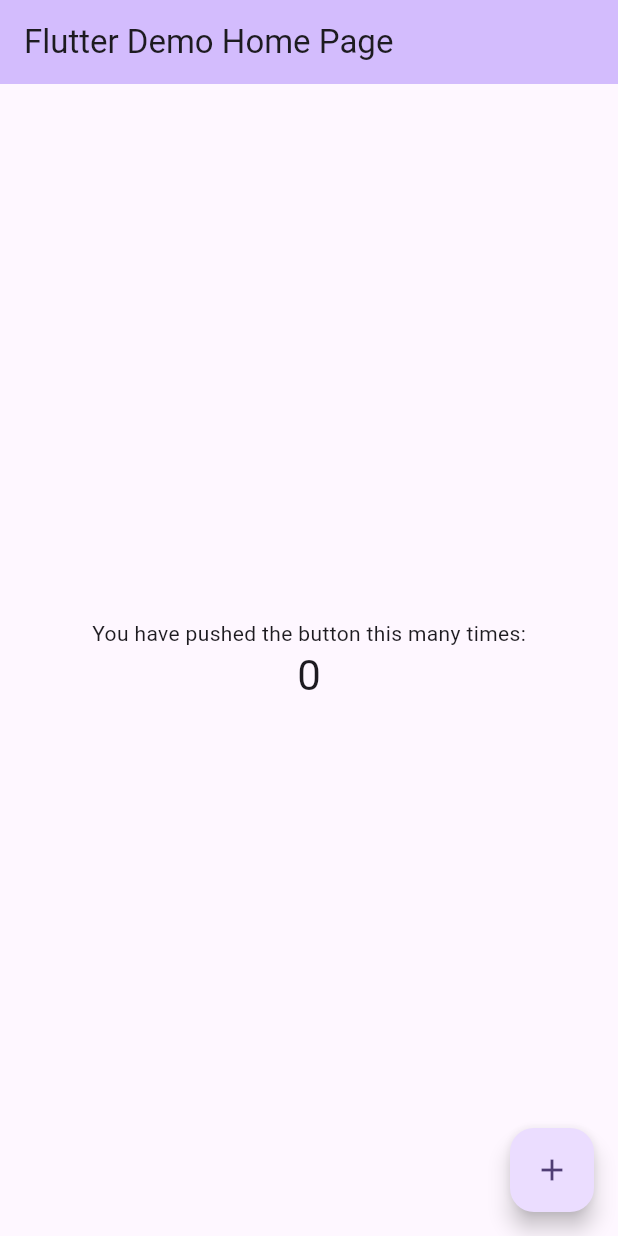
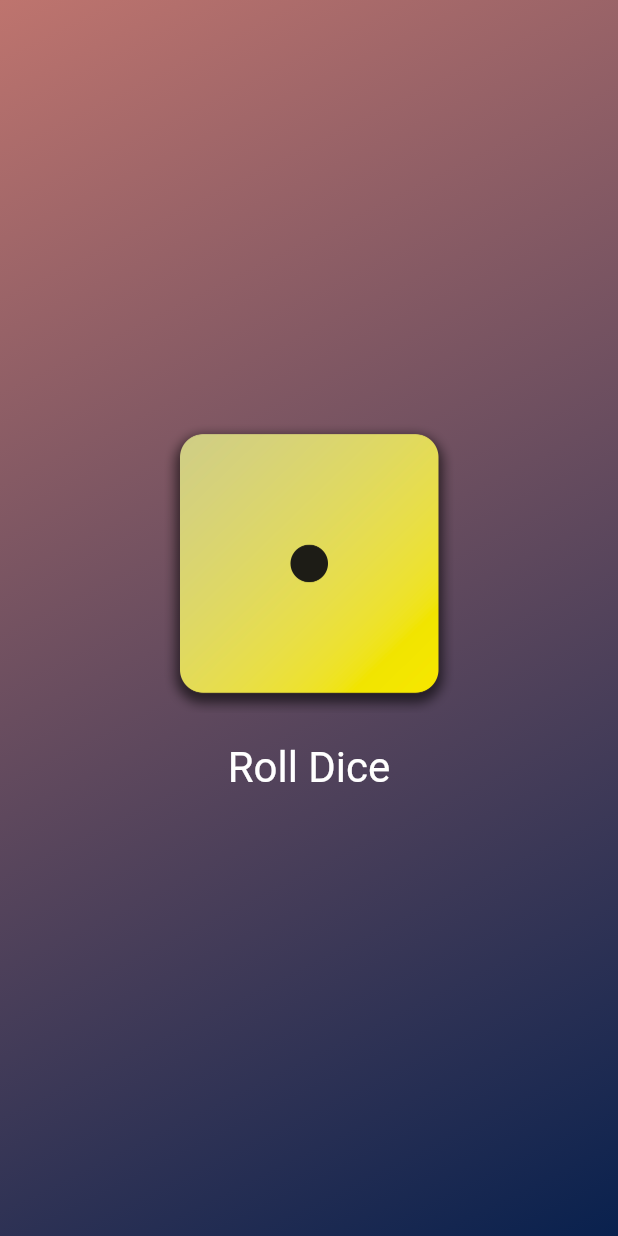
Before and after one commit to philipLakie/Flutter-and-Dart--2025-Guide-Projects, a Flutter app: the screen it shows after launch, on a phone screen of 412 x 824 dp. Run offline on Flutter 3.47's test engine with Material 3 defaults, Android fonts, the phone set to English and light mode, and no system bars.

Commit message:
final changes dice

```diff
--- /dev/null
+++ b/roll_dice_app/lib/dice_roller.dart
@@ -0,0 +1,41 @@
+import 'package:flutter/material.dart';
+import 'dart:math';
+
+final randomizer = Random();
+
+class DiceRoller extends StatefulWidget {
+  const DiceRoller({super.key});
+
+  @override
+  State<DiceRoller> createState() => _DiceRollerState();
+}
+
+class _DiceRollerState extends State<DiceRoller> {
+  var currentDiceRoll = 1;
+  void rollDice() {
+    setState(() {
+      currentDiceRoll = randomizer.nextInt(6) + 1;
+    });
+  }
+
+  @override
+  Widget build(context) {
+    return Column(
+      mainAxisSize: MainAxisSize.min,
+      children: [
+        Image.asset(
+          'assets/dice-images/dice-$currentDiceRoll.png',
+          width: 200,
+        ),
+        TextButton(
+          onPressed: rollDice,
+          style: TextButton.styleFrom(
+              padding: const EdgeInsets.all(20),
+              foregroundColor: Colors.white,
+              textStyle: const TextStyle(fontSize: 28)),
+          child: Text('Roll Dice'),
+        )
+      ],
+    );
+  }
+}
--- /dev/null
+++ b/roll_dice_app/lib/gradient_container.dart
@@ -0,0 +1,22 @@
+import 'package:flutter/material.dart';
+import 'package:roll_dice_app/dice_roller.dart';
+
+const startAlignment = Alignment.topLeft;
+const endAlignment = Alignment.bottomRight;
+
+class GradientContainer extends StatelessWidget {
+  const GradientContainer(this.colors, {super.key});
+  final List<Color> colors;
+
+  @override
+  Widget build(context) {
+    return Container(
+      decoration: BoxDecoration(
+          gradient: LinearGradient(
+              begin: startAlignment, end: endAlignment, colors: colors)),
+      child: Center(
+        child: DiceRoller(),
+      ),
+    );
+  }
+}
--- a/roll_dice_app/lib/main.dart
+++ b/roll_dice_app/lib/main.dart
@@ -1,125 +1,15 @@
 import 'package:flutter/material.dart';
+import 'package:roll_dice_app/gradient_container.dart';
 
 void main() {
-  runApp(const MyApp());
+  runApp(
+    MaterialApp(
+      home: Scaffold(
+        body: GradientContainer([
+          const Color.fromARGB(255, 190, 116, 110),
+          const Color.fromARGB(255, 9, 33, 78)
+        ]),
+      ),
+    ),
+  );
 }
-
-class MyApp extends StatelessWidget {
-  const MyApp({super.key});
-
-  // This widget is the root of your application.
-  @override
-  Widget build(BuildContext context) {
-    return MaterialApp(
-      title: 'Flutter Demo',
-      theme: ThemeData(
-        // This is the theme of your application.
-        //
-        // TRY THIS: Try running your application with "flutter run". You'll see
-        // the application has a purple toolbar. Then, without quitting the app,
-        // try changing the seedColor in the colorScheme below to Colors.green
-        // and then invoke "hot reload" (save your changes or press the "hot
-        // reload" button in a Flutter-supported IDE, or press "r" if you used
-        // the command line to start the app).
-        //
-        // Notice that the counter didn't reset back to zero; the application
-        // state is not lost during the reload. To reset the state, use hot
-        // restart instead.
-        //
-        // This works for code too, not just values: Most code changes can be
-        // tested with just a hot reload.
-        colorScheme: ColorScheme.fromSeed(seedColor: Colors.deepPurple),
-        useMaterial3: true,
-      ),
-      home: const MyHomePage(title: 'Flutter Demo Home Page'),
-    );
-  }
-}
-
-class MyHomePage extends StatefulWidget {
-  const MyHomePage({super.key, required this.title});
-
-  // This widget is the home page of your application. It is stateful, meaning
-  // that it has a State object (defined below) that contains fields that affect
-  // how it looks.
-
-  // This class is the configuration for the state. It holds the values (in this
-  // case the title) provided by the parent (in this case the App widget) and
-  // used by the build method of the State. Fields in a Widget subclass are
-  // always marked "final".
-
-  final String title;
-
-  @override
-  State<MyHomePage> createState() => _MyHomePageState();
-}
-
-class _MyHomePageState extends State<MyHomePage> {
-  int _counter = 0;
-
-  void _incrementCounter() {
-    setState(() {
-      // This call to setState tells the Flutter framework that something has
-      // changed in this State, which causes it to rerun the build method below
-      // so that the display can reflect the updated values. If we changed
-      // _counter without calling setState(), then the build method would not be
-      // called again, and so nothing would appear to happen.
-      _counter++;
-    });
-  }
-
-  @override
-  Widget build(BuildContext context) {
-    // This method is rerun every time setState is called, for instance as done
-    // by the _incrementCounter method above.
-    //
-    // The Flutter framework has been optimized to make rerunning build methods
-    // fast, so that you can just rebuild anything that needs updating rather
-    // than having to individually change instances of widgets.
-    return Scaffold(
-      appBar: AppBar(
-        // TRY THIS: Try changing the color here to a specific color (to
-        // Colors.amber, perhaps?) and trigger a hot reload to see the AppBar
-        // change color while the other colors stay the same.
-        backgroundColor: Theme.of(context).colorScheme.inversePrimary,
-        // Here we take the value from the MyHomePage object that was created by
-        // the App.build method, and use it to set our appbar title.
-        title: Text(widget.title),
-      ),
-      body: Center(
-        // Center is a layout widget. It takes a single child and positions it
-        // in the middle of the parent.
-        child: Column(
-          // Column is also a layout widget. It takes a list of children and
-          // arranges them vertically. By default, it sizes itself to fit its
-          // children horizontally, and tries to be as tall as its parent.
-          //
-          // Column has various properties to control how it sizes itself and
-          // how it positions its children. Here we use mainAxisAlignment to
-          // center the children vertically; the main axis here is the vertical
-          // axis because Columns are vertical (the cross axis would be
-          // horizontal).
-          //
-          // TRY THIS: Invoke "debug painting" (choose the "Toggle Debug Paint"
-          // action in the IDE, or press "p" in the console), to see the
-          // wireframe for each widget.
-          mainAxisAlignment: MainAxisAlignment.center,
-          children: <Widget>[
-            const Text(
-              'You have pushed the button this many times:',
-            ),
-            Text(
-              '$_counter',
-              style: Theme.of(context).textTheme.headlineMedium,
-            ),
-          ],
-        ),
-      ),
-      floatingActionButton: FloatingActionButton(
-        onPressed: _incrementCounter,
-        tooltip: 'Increment',
-        child: const Icon(Icons.add),
-      ), // This trailing comma makes auto-formatting nicer for build methods.
-    );
-  }
-}
```
Also changed, not shown: roll_dice_app/lib/styled_text.dart (added, +14 -0 lines), roll_dice_app/pubspec.yaml (+8 -3 lines), roll_dice_app/assets/dice-images/dice-1.png (added), roll_dice_app/assets/dice-images/dice-2.png (added), roll_dice_app/assets/dice-images/dice-3.png (added), roll_dice_app/assets/dice-images/dice-4.png (added), roll_dice_app/assets/dice-images/dice-5.png (added), roll_dice_app/assets/dice-images/dice-6.png (added), roll_dice_app/pubspec.lock, 126 other files.
